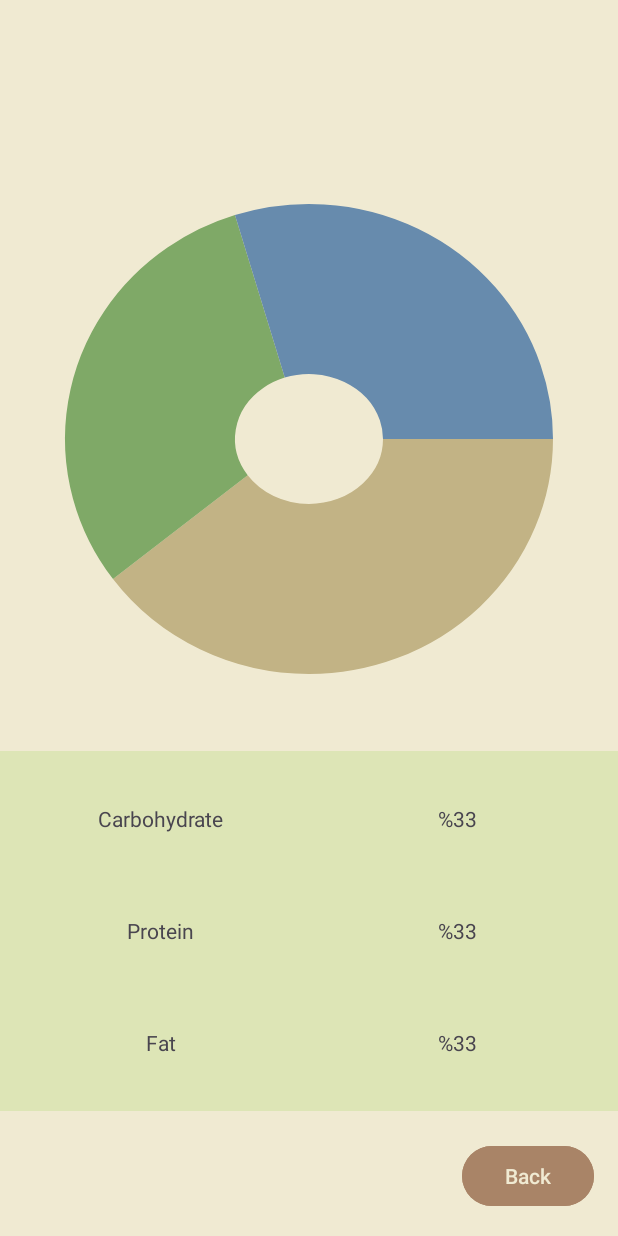
After one commit to Omieron/NutritionTrackingApp, an Android app: the layout activity_report.xml on its own in the app's theme, with its tools: preview values and no code run, on a phone screen of 412 x 824 dp. The commit adds this screen. Run offline under Robolectric (Android 15) with nearby library versions, the phone set to English and light mode, and no system bars.

Commit message:
report part is added, and also some changes in string and color xml

```diff
--- /dev/null
+++ b/app/src/main/java/com/group20/nutritiontrackingapp/chart/DonutChart.kt
@@ -0,0 +1,42 @@
+package com.group20.nutritiontrackingapp.chart
+
+import android.view.View
+
+import android.content.Context
+import android.graphics.Canvas
+import android.graphics.Paint
+import android.graphics.RectF
+import android.util.AttributeSet
+import androidx.core.content.ContextCompat
+import com.group20.nutritiontrackingapp.R
+
+class DonutChart (context: Context, attrs: AttributeSet?) : View(context, attrs) {
+    private val paint = Paint().apply {
+        isAntiAlias = true
+        style = Paint.Style.STROKE
+    }
+
+    override fun onDraw(canvas: Canvas) {
+        super.onDraw(canvas)
+
+        val data = listOf(40f, 30f, 30f) // Veri yüzdeleri
+        val colors = listOf(ContextCompat.getColor(context, R.color.Pastel_Cream), ContextCompat.getColor(context, R.color.Pastel_Green), ContextCompat.getColor(context, R.color.Pastel_Blue)) // Her dilim için renkler
+
+        val total = data.sum()
+        var startAngle = 0f
+
+        // Grafik çizim alanını tanımla
+        val rect = RectF(150f, 150f, width - 150f, height - 150f)
+
+        // Stroke genişliğini artırarak kalınlığı değiştir
+        val strokeWidth = 170f // Donut kalınlığı
+        paint.strokeWidth = strokeWidth
+
+        for (i in data.indices) {
+            paint.color = colors[i] // Renk seçimi
+            val sweepAngle = (data[i] / total) * 360 // Veri yüzdesine göre açı hesaplama
+            canvas.drawArc(rect, startAngle, sweepAngle, false, paint) // Yay çizimi
+            startAngle += sweepAngle
+        }
+    }
+}
--- /dev/null
+++ b/app/src/main/res/layout/activity_report.xml
@@ -0,0 +1,113 @@
+<?xml version="1.0" encoding="utf-8"?>
+<androidx.constraintlayout.widget.ConstraintLayout xmlns:android="http://schemas.android.com/apk/res/android"
+    xmlns:app="http://schemas.android.com/apk/res-auto"
+    android:layout_width="match_parent"
+    android:layout_height="match_parent"
+    android:background="@color/Soft_Eggshell_White">
+
+    <FrameLayout
+        android:layout_width="match_parent"
+        android:layout_height="400dp"
+        android:layout_marginBottom="331dp"
+        app:layout_constraintBottom_toBottomOf="parent"
+        app:layout_constraintEnd_toEndOf="parent">
+
+        <com.group20.nutritiontrackingapp.chart.DonutChart
+            android:layout_width="match_parent"
+            android:layout_height="match_parent" />
+
+    </FrameLayout>
+
+        <!-- TableLayout -->
+    <TableLayout
+        android:layout_width="match_parent"
+        android:layout_height="240dp"
+        android:layout_marginBottom="19dp"
+        android:padding="8dp"
+        android:stretchColumns="1"
+        android:background="@color/Pale_Sage_Green"
+        app:layout_constraintBottom_toTopOf="@+id/reportBackBtn"
+        app:layout_constraintEnd_toEndOf="parent">
+
+        <TableRow
+            android:layout_width="match_parent"
+            android:layout_height="0dp"
+            android:layout_weight="1">
+
+            <TextView
+                android:layout_width="0dp"
+                android:layout_height="match_parent"
+                android:layout_weight="1"
+                android:gravity="center"
+                android:padding="8dp"
+                android:text="@string/macro_carb" />
+
+            <TextView
+                android:layout_width="0dp"
+                android:layout_height="match_parent"
+                android:layout_weight="1"
+                android:gravity="center"
+                android:padding="8dp"
+                android:text="%33"/>
+        </TableRow>
+
+        <TableRow
+            android:layout_width="match_parent"
+            android:layout_height="0dp"
+            android:layout_weight="1">
+
+            <TextView
+                android:layout_width="0dp"
+                android:layout_height="match_parent"
+                android:layout_weight="1"
+                android:gravity="center"
+                android:padding="8dp"
+                android:text="@string/macro_pro" />
+
+            <TextView
+                android:layout_width="0dp"
+                android:layout_height="match_parent"
+                android:layout_weight="1"
+                android:gravity="center"
+                android:padding="8dp"
+                android:text="%33"/>
+        </TableRow>
+
+        <TableRow
+            android:layout_width="match_parent"
+            android:layout_height="0dp"
+            android:layout_weight="1">
+
+            <TextView
+                android:layout_width="0dp"
+                android:layout_height="match_parent"
+                android:layout_weight="1"
+                android:gravity="center"
+                android:padding="8dp"
+                android:text="@string/macro_fat" />
+
+            <TextView
+                android:layout_width="0dp"
+                android:layout_height="match_parent"
+                android:layout_weight="1"
+                android:gravity="center"
+                android:padding="8dp"
+                android:text="%33"/>
+        </TableRow>
+
+    </TableLayout>
+
+    <Button
+        android:id="@+id/reportBackBtn"
+        android:layout_width="wrap_content"
+        android:layout_height="wrap_content"
+        android:layout_margin="16dp"
+        android:backgroundTint="@color/Warm_Taupe_Brown"
+        android:elevation="4dp"
+        android:text="@string/back_button_text"
+        android:textColor="@color/Soft_Eggshell_White"
+        app:layout_constraintBottom_toBottomOf="parent"
+        app:layout_constraintEnd_toEndOf="parent" />
+
+
+</androidx.constraintlayout.widget.ConstraintLayout>
--- a/app/src/main/res/values/colors.xml
+++ b/app/src/main/res/values/colors.xml
@@ -7,4 +7,8 @@
     <color name="Muted_Olive_Green">#ADC178</color>
     <color name="Warm_Taupe_Brown">#A98467</color>
     <color name="Deep_Mocha_Brown">#6C584C</color>
+
+    <color name="Pastel_Cream">#C2B385</color>
+    <color name="Pastel_Green">#7FA967</color>
+    <color name="Pastel_Blue">#678BAD</color>
 </resources>
--- a/app/src/main/res/values/strings.xml
+++ b/app/src/main/res/values/strings.xml
@@ -19,4 +19,7 @@
     <string name="person_height_hint">Height</string>
     <string name="person_caloric_hint">Calorie Goal</string>
     <string name="person_protein_hint">Protein Goal</string>
+    <string name="macro_carb">Carbohydrate</string>
+    <string name="macro_pro">Protein</string>
+    <string name="macro_fat">Fat</string>
 </resources>
```
